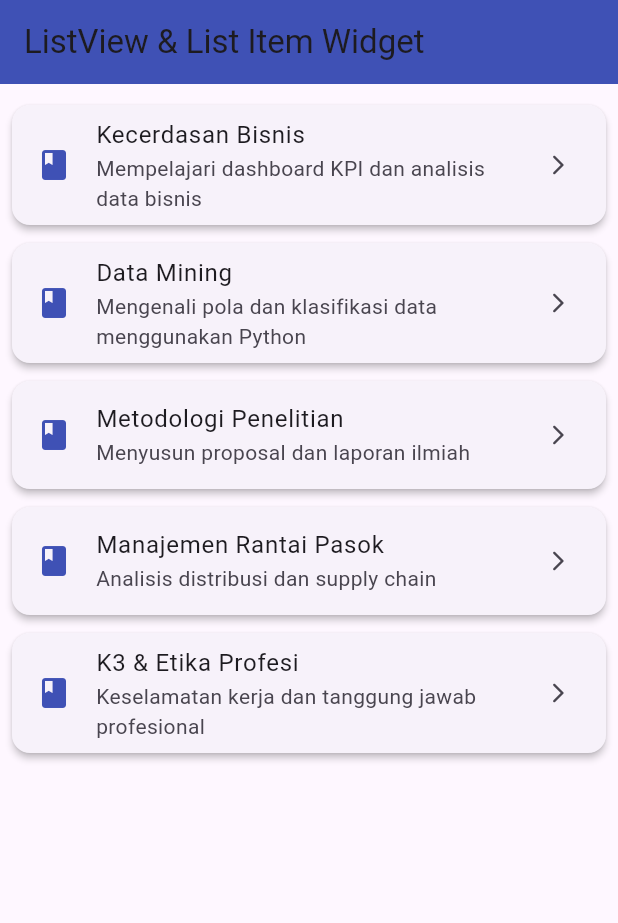
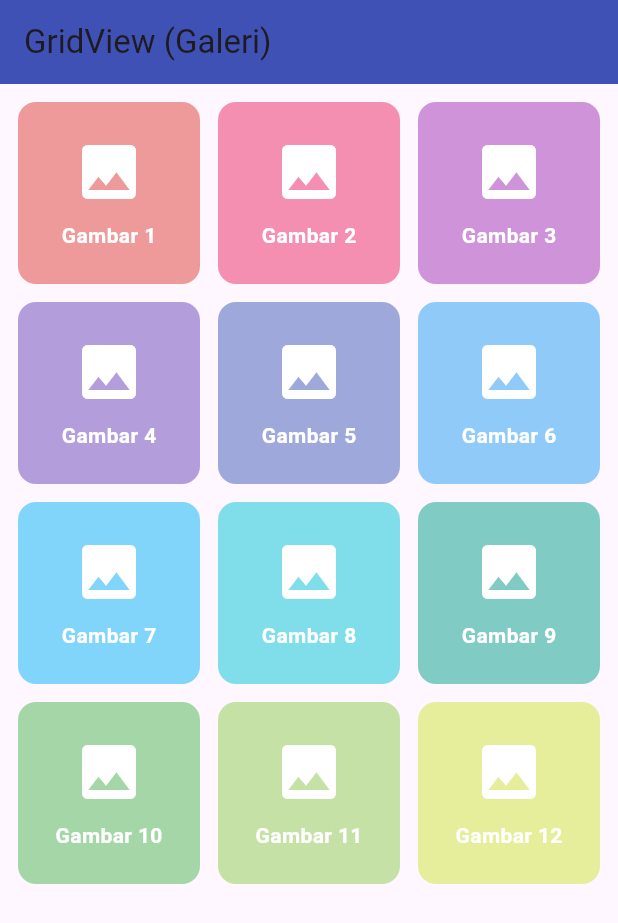
Before and after one commit to MiniMaliZ/MobileSemester5, a Flutter app: the screen it shows after launch, on a phone screen of 412 x 824 dp. Shown: the top 923 px of the screen. Run offline on Flutter 3.47's test engine with Material 3 defaults, Android fonts, the phone set to English and light mode, and no system bars; our stand-ins replace google_fonts.

Commit message:
GridView

```diff
--- a/pertemuan7/pertemuan7praktek/lib/main.dart
+++ b/pertemuan7/pertemuan7praktek/lib/main.dart
@@ -1,70 +1,75 @@
 import 'package:flutter/material.dart';
 
 void main() {
-  runApp(const ListViewDemo());
+  runApp(const GridViewDemo());
 }
 
-class ListViewDemo extends StatelessWidget {
-  const ListViewDemo({super.key});
+class GridViewDemo extends StatelessWidget {
+  const GridViewDemo({super.key});
 
   @override
   Widget build(BuildContext context) {
-    // Contoh data dinamis
-    final List<Map<String, String>> mataKuliah = [
-      {
-        'nama': 'Kecerdasan Bisnis',
-        'deskripsi': 'Mempelajari dashboard KPI dan analisis data bisnis'
-      },
-      {
-        'nama': 'Data Mining',
-        'deskripsi': 'Mengenali pola dan klasifikasi data menggunakan Python'
-      },
-      {
-        'nama': 'Metodologi Penelitian',
-        'deskripsi': 'Menyusun proposal dan laporan ilmiah'
-      },
-      {
-        'nama': 'Manajemen Rantai Pasok',
-        'deskripsi': 'Analisis distribusi dan supply chain'
-      },
-      {
-        'nama': 'K3 & Etika Profesi',
-        'deskripsi': 'Keselamatan kerja dan tanggung jawab profesional'
-      },
-    ];
+    // contoh data gambar/icon untuk grid
+    final List<Map<String, dynamic>> galeri = List.generate(12, (index) {
+      return {
+        'judul': 'Gambar ${index + 1}',
+        'ikon': Icons.image,
+        'warna': Colors.primaries[index % Colors.primaries.length],
+      };
+    });
 
     return MaterialApp(
-      title: 'ListView Demo',
+      title: 'GridView Demo',
       home: Scaffold(
         appBar: AppBar(
-          title: const Text('ListView & List Item Widget'),
+          title: const Text('GridView (Galeri)'),
           backgroundColor: Colors.indigo,
         ),
-        body: ListView.builder(
-          padding: const EdgeInsets.all(8),
-          itemCount: mataKuliah.length,
-          itemBuilder: (context, index) {
-            final item = mataKuliah[index];
-            return Card(
-              elevation: 2,
-              margin: const EdgeInsets.symmetric(vertical: 6),
-              child: ListTile(
-                leading: const Icon(Icons.book, color: Colors.indigo),
-                title: Text(item['nama']!),
-                subtitle: Text(item['deskripsi']!),
-                trailing: const Icon(Icons.arrow_forward_ios_rounded, size: 16),
+        body: Padding(
+          padding: const EdgeInsets.all(12),
+          child: GridView.builder(
+            gridDelegate: const SliverGridDelegateWithFixedCrossAxisCount(
+              crossAxisCount: 3, // 3 kolom
+              mainAxisSpacing: 12,
+              crossAxisSpacing: 12,
+              childAspectRatio: 1,
+            ),
+            itemCount: galeri.length,
+            itemBuilder: (context, index) {
+              final item = galeri[index];
+              return GestureDetector(
                 onTap: () {
-                  // menampilkan snackbar saat diklik
                   ScaffoldMessenger.of(context).showSnackBar(
                     SnackBar(
-                      content: Text('Kamu memilih: ${item['nama']}'),
+                      content: Text('Kamu memilih ${item['judul']}'),
                       duration: const Duration(seconds: 1),
                     ),
                   );
                 },
-              ),
-            );
-          },
+                child: Container(
+                  decoration: BoxDecoration(
+                    color: item['warna'].shade200,
+                    borderRadius: BorderRadius.circular(12),
+                  ),
+                  alignment: Alignment.center,
+                  child: Column(
+                    mainAxisAlignment: MainAxisAlignment.center,
+                    children: [
+                      Icon(item['ikon'], size: 48, color: Colors.white),
+                      const SizedBox(height: 8),
+                      Text(
+                        item['judul'],
+                        style: const TextStyle(
+                          color: Colors.white,
+                          fontWeight: FontWeight.bold,
+                        ),
+                      ),
+                    ],
+                  ),
+                ),
+              );
+            },
+          ),
         ),
       ),
     );
```
Also changed, not shown: 1 other file.
